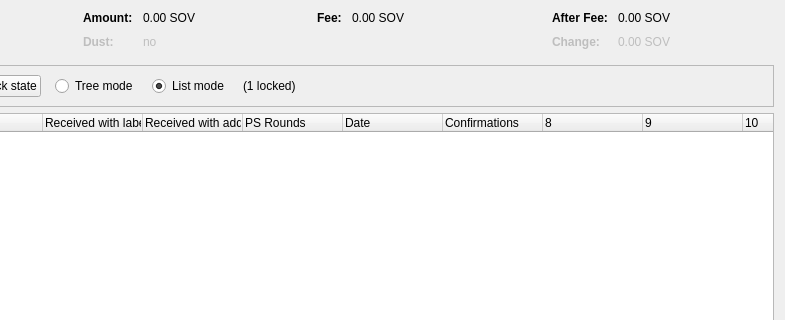
The window that src/qt/forms/coincontroldialog.ui (minblock/joto) describes before a commit, drawn with Qt 5; both pictures show x 169 to 954 and y 0 to 320 of the 954 by 500 pixel window.
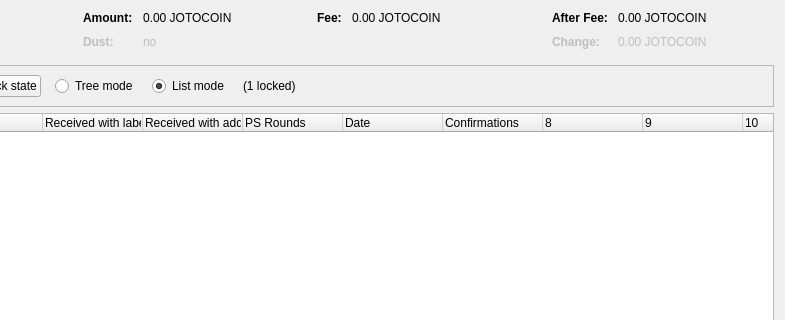
The same window after the commit. Custom widgets are drawn as their Qt base class.

The edit to the form file:
```diff
--- a/src/qt/forms/coincontroldialog.ui
+++ b/src/qt/forms/coincontroldialog.ui
@@ -132,7 +132,7 @@
           <enum>Qt::ActionsContextMenu</enum>
          </property>
          <property name="text">
-          <string notr="true">0.00 SOV</string>
+          <string notr="true">0.00 JOTOCOIN</string>
          </property>
          <property name="textInteractionFlags">
           <set>Qt::LinksAccessibleByMouse|Qt::TextSelectableByKeyboard|Qt::TextSelectableByMouse</set>
@@ -212,7 +212,7 @@
           <enum>Qt::ActionsContextMenu</enum>
          </property>
          <property name="text">
-          <string notr="true">0.00 SOV</string>
+          <string notr="true">0.00 JOTOCOIN</string>
          </property>
          <property name="textInteractionFlags">
           <set>Qt::LinksAccessibleByMouse|Qt::TextSelectableByKeyboard|Qt::TextSelectableByMouse</set>
@@ -257,7 +257,7 @@
           <enum>Qt::ActionsContextMenu</enum>
          </property>
          <property name="text">
-          <string notr="true">0.00 SOV</string>
+          <string notr="true">0.00 JOTOCOIN</string>
          </property>
          <property name="textInteractionFlags">
           <set>Qt::LinksAccessibleByMouse|Qt::TextSelectableByKeyboard|Qt::TextSelectableByMouse</set>
@@ -292,7 +292,7 @@
           <enum>Qt::ActionsContextMenu</enum>
          </property>
          <property name="text">
-          <string notr="true">0.00 SOV</string>
+          <string notr="true">0.00 JOTOCOIN</string>
          </property>
          <property name="textInteractionFlags">
           <set>Qt::LinksAccessibleByMouse|Qt::TextSelectableByKeyboard|Qt::TextSelectableByMouse</set>
```
